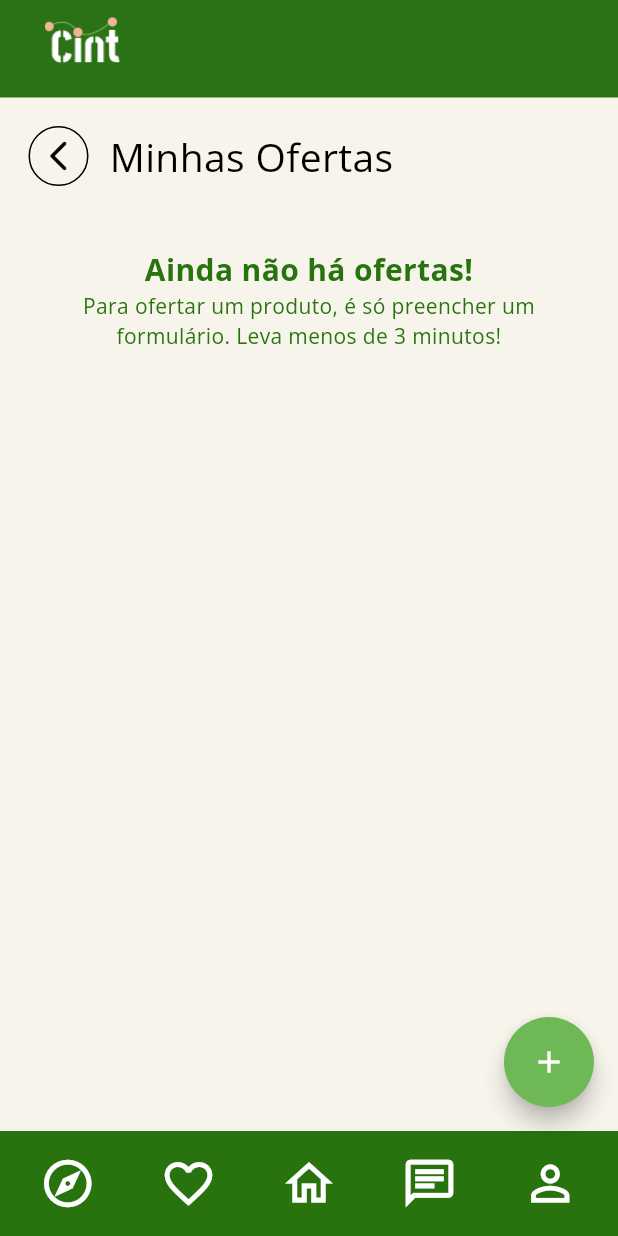
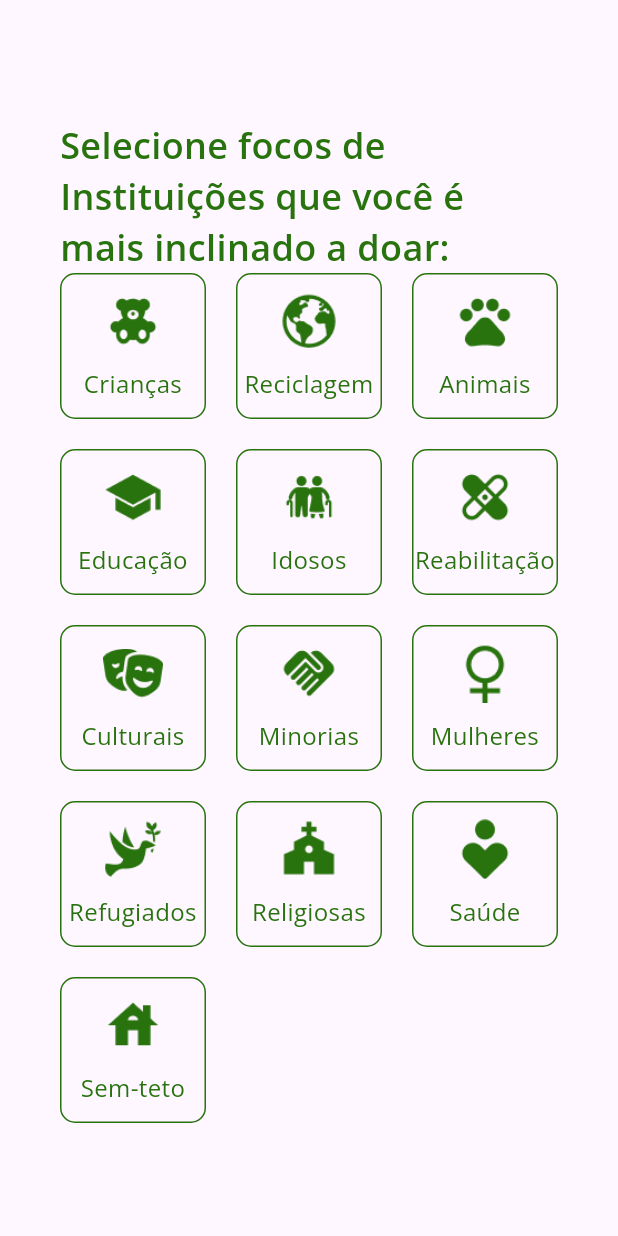
Before and after one commit to gui-henri/cint, a Flutter app: the PerfilPage screen opened by its route, item 5 of the bottom bar chosen, after a tap on "Preferêcnias de Instituições", on a phone screen of 412 x 824 dp. Run offline on Flutter 3.47's test engine with Material 3 defaults, Android fonts, the phone set to English and light mode, and no system bars; our stand-ins replace carousel_slider, flutter_dotenv, flutter_speed_dial, geolocator, google_fonts, google_maps_flutter and 5 more; missing offline and left inert: dart:ffi, flutter_config; accounts and stored records are empty; network calls fail.

Commit message:
feat: Create preferences page

```diff
--- a/lib/components/title_back.dart
+++ b/lib/components/title_back.dart
@@ -8,14 +8,14 @@ Widget titleBack(BuildContext context, String text, String route, args) {
         padding: const EdgeInsets.only(right: 10),
         child: IconButton(
           onPressed: () {
-            Navigator.pushNamed(context, route, arguments: args);
+            Navigator.pop(context);
           },
           icon: const Icon(
             Icons.arrow_back_ios_new_rounded,
             color: Colors.black,
           ),
           style: ButtonStyle(
-              shape: MaterialStateProperty.all(const CircleBorder(
+              shape: WidgetStateProperty.all(const CircleBorder(
             side: BorderSide(
               width: 1,
               color: Colors.black,
--- /dev/null
+++ b/lib/pages/apresentacao/apresentacao4.dart
@@ -0,0 +1,131 @@
+import 'package:flutter/material.dart';
+import '../../components/icones_ong.dart';
+
+class Apresentacao4 extends StatefulWidget {
+  const Apresentacao4({super.key});
+
+  static const routeName = '/apresentacao4';
+
+  @override
+  State<Apresentacao4> createState() => _Apresentacao4State();
+}
+
+class _Apresentacao4State extends State<Apresentacao4> {
+  // Lista para armazenar os tipos de itens selecionados
+  List<String> selectedItems = [];
+
+  @override
+  Widget build(BuildContext context) {
+    return Scaffold(
+      body: Stack(
+        children: [
+          Padding(
+            padding: const EdgeInsets.only(top: 80, left: 40, right: 40),
+            child: Column(
+              crossAxisAlignment: CrossAxisAlignment.start,
+              children: <Widget>[
+                const Text(
+                  'Selecione focos de Instituições que você é mais inclinado a doar:',
+                  style: TextStyle(
+                    fontSize: 24,
+                    fontWeight: FontWeight.w600,
+                    color: Color(0xFF28730E),
+                  ),
+                ),
+                Expanded(
+                  child: GridView.builder(
+                    itemCount: iconesOng.length,
+                    gridDelegate: const SliverGridDelegateWithFixedCrossAxisCount(
+                      crossAxisCount: 3,
+                      crossAxisSpacing: 20,
+                      mainAxisSpacing: 20,
+                    ),
+                    itemBuilder: (context, index) {
+                      final item = iconesOng[index];
+                      return buildDoacaoItem(item);
+                    },
+                  ),
+                ),
+              ],
+            ),
+          ),
+
+          if (selectedItems.isNotEmpty)
+          Positioned(
+            bottom: 30.0,
+            right: 16.0,
+            child: SizedBox(
+              width: 100,
+              child: TextButton(
+                onPressed: () async {
+                  Navigator.pushReplacementNamed(context, '/apresentacao5');
+                },
+                style: ButtonStyle(
+                  backgroundColor: WidgetStateProperty.all<Color>(Colors.white),
+                  shape: WidgetStateProperty.all<RoundedRectangleBorder>(
+                    RoundedRectangleBorder(
+                      borderRadius: BorderRadius.circular(7.0),
+                      side: BorderSide(
+                        width: 1,
+                        color: Theme.of(context).primaryColor,
+                      ),
+                    ),
+                  ),
+                ),
+                child: Text(
+                  'Próximo',
+                  style: TextStyle(
+                    color: Theme.of(context).primaryColor,
+                    fontSize: 16.0,
+                  ),
+                ),
+              ),
+            ),
+          ),
+        ],
+      ),
+    );
+  }
+
+  Widget buildDoacaoItem(Map<String, dynamic> item) {
+    bool isSelected = selectedItems.contains(item["tipo"]);
+
+    return GestureDetector(
+      onTap: () {
+        setState(() {
+          if (isSelected) {
+            selectedItems.remove(item["tipo"]);
+          } else {
+            selectedItems.add(item["tipo"]);
+          }
+        });
+      },
+      child: Container(
+        decoration: BoxDecoration(
+          borderRadius: BorderRadius.circular(10),
+          color: isSelected ? const Color(0xFF28730E) : Colors.transparent,
+          border: Border.all(color: const Color(0xFF28730E), width: 1),
+        ),
+        child: Column(
+          mainAxisAlignment: MainAxisAlignment.center,
+          children: [
+            Image.asset(
+              isSelected ? item['icon-white'] : item['icon-green'],
+              width: 40,
+              height: 40,
+            ),
+            const SizedBox(height: 10),
+            Text(
+              item['tipo'],
+              style: TextStyle(
+                color: isSelected ? Colors.white : const Color(0xFF28730E),
+                fontSize: 16,
+              ),
+              textAlign: TextAlign.center,
+            ),
+          ],
+        ),
+      ),
+    );
+  }
+}
--- a/lib/pages/login_dev.page.dart
+++ b/lib/pages/login_dev.page.dart
@@ -32,9 +32,7 @@ class _LoginDevPageState extends State<LoginDevPage> {
         password: _passwordController.text,
       );
       if (response.session != null) {
-        Navigator.of(context).pushReplacement(
-          MaterialPageRoute(builder: (_) => const HomePage()),
-        );
+        Navigator.pushNamed(context, '/ApresentacaoPage');
       } else {
         ScaffoldMessenger.of(context).showSnackBar(
           const SnackBar(content: Text('Login failed')),
--- a/lib/pages/perfil.page.dart
+++ b/lib/pages/perfil.page.dart
@@ -160,7 +160,7 @@ class _PerfilPageState extends State<PerfilPage> {
                 children: [
                   CustomTextButton(
                     text: 'Preferêcnias de Instituições',
-                    onPressed: () => {Navigator.pushNamed(context, '/minhasofertas')},
+                    onPressed: () => {Navigator.pushReplacementNamed(context, '/apresentacao4')},
                   ),
                   const SizedBox(height: 8.0), // Espaço entre o texto/ícone e a GridView
                   SizedBox(
--- a/lib/routes.dart
+++ b/lib/routes.dart
@@ -1,3 +1,5 @@
+import 'package:cint/pages/apresentacao/apresentacao4.dart';
+import 'package:cint/pages/apresentacao/apresentacao5.dart';
 import 'package:cint/pages/apresentacao/apresentacaopage.dart';
 import 'package:cint/pages/apresentacao/apresentacao1.dart';
 import 'package:cint/pages/apresentacao/apresentacao2.dart';
@@ -24,6 +26,8 @@ Map<String, Widget Function(dynamic)> instanceRoutes(BuildContext context) => {
       Apresentacao1.routeName: (context) => const Apresentacao1(),
       Apresentacao2.routeName: (context) => const Apresentacao2(),
       Apresentacao3.routeName: (context) => const Apresentacao3(),
+      Apresentacao4.routeName: (context) => const Apresentacao4(),
+      Apresentacao5.routeName: (context) => const Apresentacao5(),
       MinhasOfertas.routeName: (context) => const MinhasOfertas(),
       NovaOferta.routeName: (context) => const NovaOferta(),
       AnuncioForm.routeName: (context) => AnuncioForm(),
```
Also changed, not shown: lib/pages/apresentacao/apresentacao5.dart (added, +172 -0 lines), lib/pages/apresentacao/apresentacaopage.dart (+5 -4 lines).
